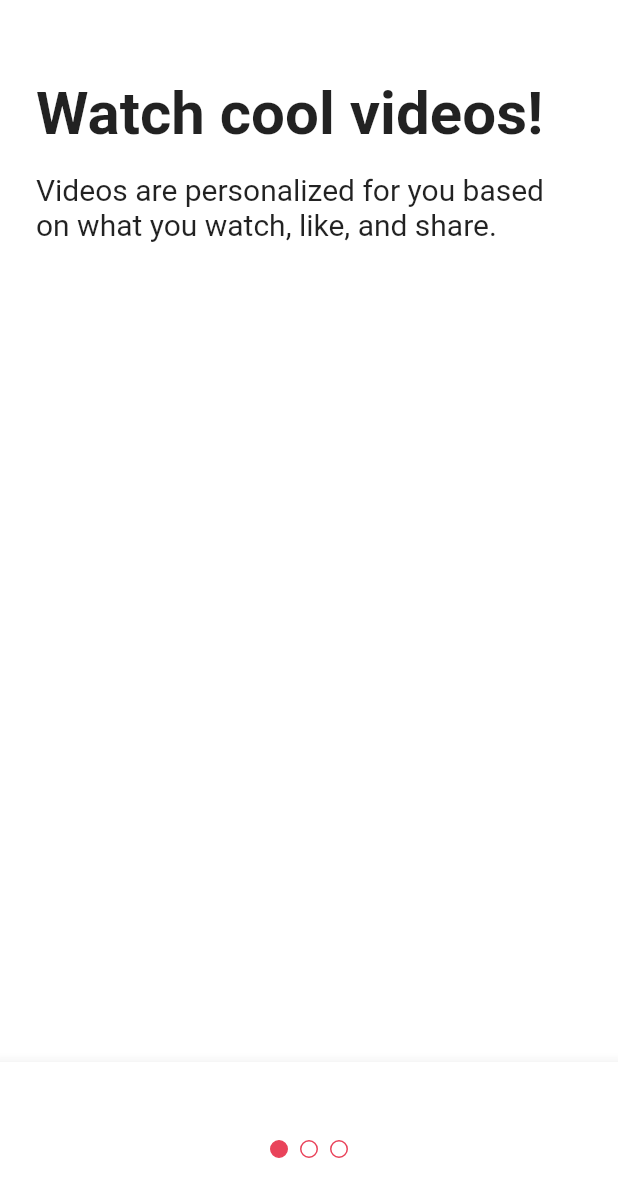
After one commit to SaintHazard/tiktok_clone, a Flutter app: the TutorialScreen screen opened directly, on a phone screen of 412 x 824 dp. The commit adds this screen. Shown: the top 1197 px of the screen. Run offline on Flutter 3.47's test engine with Material 2 defaults, Android fonts, the phone set to English and light mode, and no system bars; our stand-ins replace font_awesome_flutter.

Commit message:
[UPDATE] 5.3 Tutorial Screen

```diff
--- a/lib/features/onboarding/interests_screen.dart
+++ b/lib/features/onboarding/interests_screen.dart
@@ -2,6 +2,7 @@ import 'package:flutter/cupertino.dart';
 import 'package:flutter/material.dart';
 import 'package:tiktok_clone/constants/gaps.dart';
 import 'package:tiktok_clone/constants/sizes.dart';
+import 'package:tiktok_clone/features/onboarding/tutorial_screen.dart';
 import 'package:tiktok_clone/features/onboarding/widgets/interest_button.dart';
 
 const interests = [
@@ -68,6 +69,11 @@ class _InterestsScreenState extends State<InterestsScreen> {
         _showTitle = false;
       });
     }
+  }
+
+  void _onNextTap() {
+    Navigator.push(context,
+        MaterialPageRoute(builder: (context) => const TutorialScreen()));
   }
 
   @override
@@ -145,7 +151,7 @@ class _InterestsScreenState extends State<InterestsScreen> {
             right: Sizes.size24,
           ),
           child: CupertinoButton(
-            onPressed: () {},
+            onPressed: _onNextTap,
             color: Theme.of(context).primaryColor,
             child: const Text("Next"),
           ),
--- /dev/null
+++ b/lib/features/onboarding/tutorial_screen.dart
@@ -0,0 +1,117 @@
+import 'package:flutter/material.dart';
+import 'package:tiktok_clone/constants/gaps.dart';
+import 'package:tiktok_clone/constants/sizes.dart';
+
+class TutorialScreen extends StatefulWidget {
+  const TutorialScreen({super.key});
+
+  @override
+  State<TutorialScreen> createState() => _TutorialScreenState();
+}
+
+class _TutorialScreenState extends State<TutorialScreen> {
+  @override
+  Widget build(BuildContext context) {
+    return DefaultTabController(
+      length: 3,
+      child: Scaffold(
+        body: SafeArea(
+          child: TabBarView(
+            children: [
+              Padding(
+                padding: const EdgeInsets.symmetric(
+                  horizontal: Sizes.size24,
+                ),
+                child: Column(
+                  crossAxisAlignment: CrossAxisAlignment.start,
+                  children: const [
+                    Gaps.v52,
+                    Text(
+                      "Watch cool videos!",
+                      style: TextStyle(
+                        fontSize: Sizes.size40,
+                        fontWeight: FontWeight.bold,
+                      ),
+                    ),
+                    Gaps.v16,
+                    Text(
+                      "Videos are personalized for you based on what you watch, like, and share.",
+                      style: TextStyle(
+                        fontSize: Sizes.size20,
+                      ),
+                    ),
+                  ],
+                ),
+              ),
+              Padding(
+                padding: const EdgeInsets.symmetric(
+                  horizontal: Sizes.size24,
+                ),
+                child: Column(
+                  crossAxisAlignment: CrossAxisAlignment.start,
+                  children: const [
+                    Gaps.v52,
+                    Text(
+                      "Follow the rules!",
+                      style: TextStyle(
+                        fontSize: Sizes.size40,
+                        fontWeight: FontWeight.bold,
+                      ),
+                    ),
+                    Gaps.v16,
+                    Text(
+                      "Videos are personalized for you based on what you watch, like, and share.",
+                      style: TextStyle(
+                        fontSize: Sizes.size20,
+                      ),
+                    ),
+                  ],
+                ),
+              ),
+              Padding(
+                padding: const EdgeInsets.symmetric(
+                  horizontal: Sizes.size24,
+                ),
+                child: Column(
+                  crossAxisAlignment: CrossAxisAlignment.start,
+                  children: const [
+                    Gaps.v52,
+                    Text(
+                      "Enjoy the ride!",
+                      style: TextStyle(
+                        fontSize: Sizes.size40,
+                        fontWeight: FontWeight.bold,
+                      ),
+                    ),
+                    Gaps.v16,
+                    Text(
+                      "Videos are personalized for you based on what you watch, like, and share.",
+                      style: TextStyle(
+                        fontSize: Sizes.size20,
+                      ),
+                    ),
+                  ],
+                ),
+              ),
+            ],
+          ),
+        ),
+        bottomNavigationBar: BottomAppBar(
+            child: Container(
+          padding: const EdgeInsets.symmetric(
+            vertical: Sizes.size48,
+          ),
+          child: Row(
+            mainAxisAlignment: MainAxisAlignment.center,
+            children: [
+              TabPageSelector(
+                color: Colors.white,
+                selectedColor: Theme.of(context).primaryColor,
+              ),
+            ],
+          ),
+        )),
+      ),
+    );
+  }
+}
```
